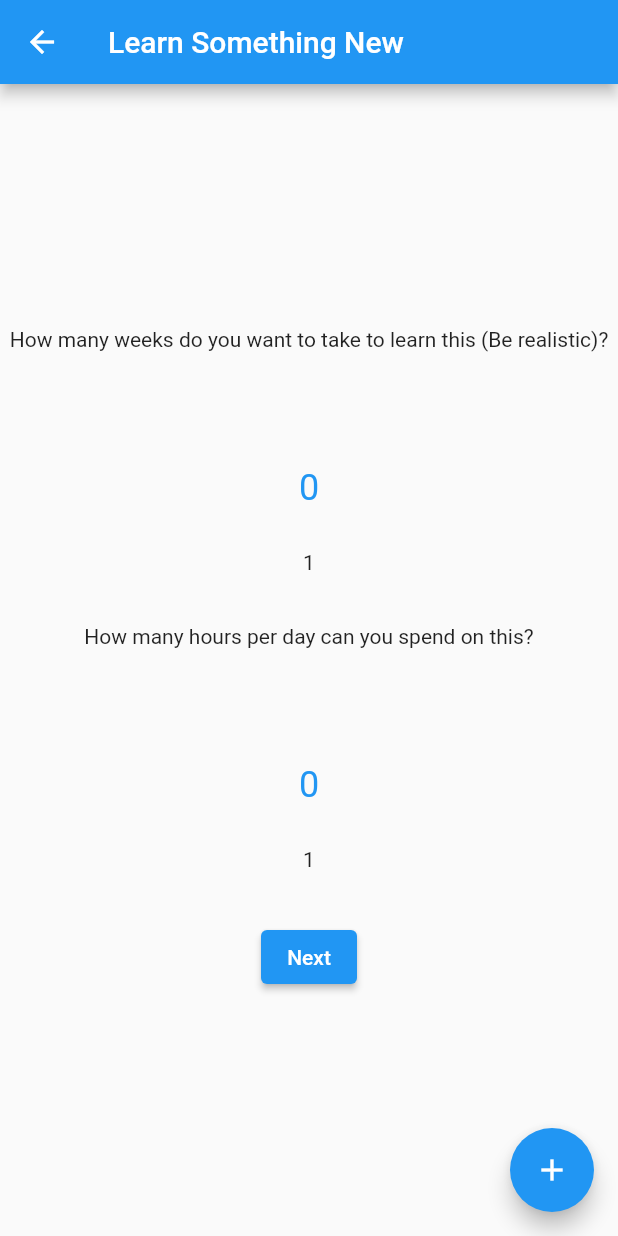
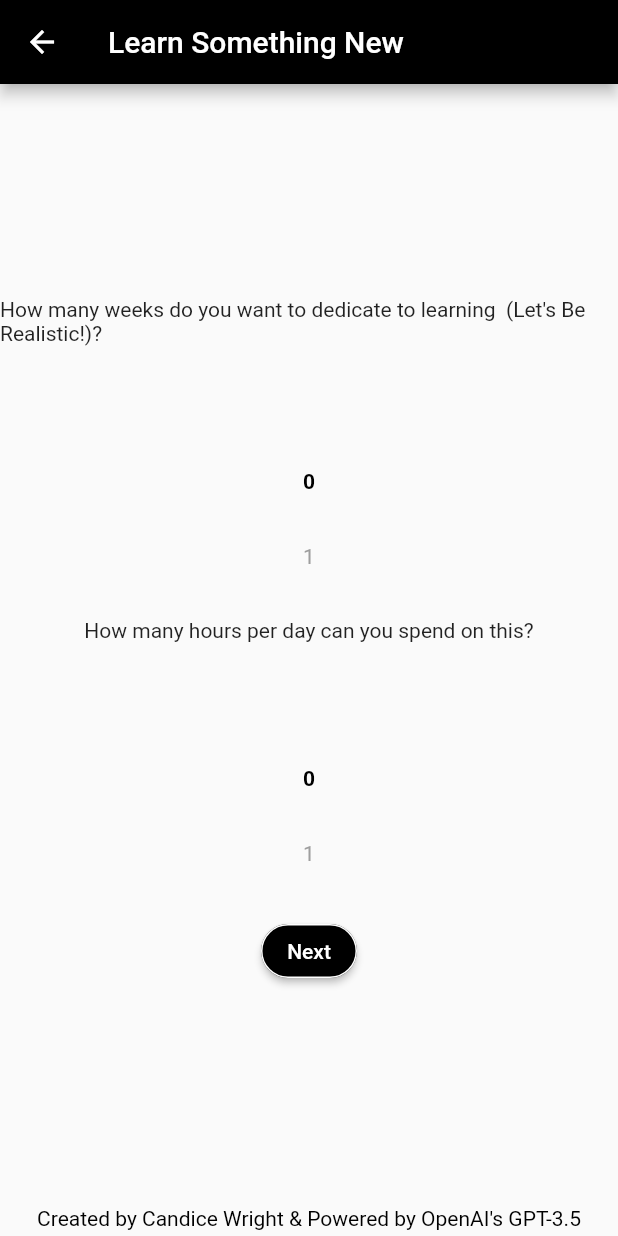
Before and after one commit to CandiceWright/LearningPlans_GPT, a Flutter app: the screen it shows after launch, after a tap on "Next", on a phone screen of 412 x 824 dp. Run offline on Flutter 3.47's test engine with Material 2 defaults, Android fonts, the phone set to English and light mode, and no system bars; drawn by our look-alikes of numberpicker; network calls fail.

Commit message:
fixing the page aesthetics

```diff
--- a/learningplans_app/lib/confirmation_page.dart
+++ b/learningplans_app/lib/confirmation_page.dart
@@ -33,6 +33,7 @@ class _ConfirmationPageState extends State<ConfirmationPage> {
         // Here we take the value from the MyHomePage object that was created by
         // the App.build method, and use it to set our appbar title.
         title: Text(widget.title),
+        backgroundColor: Colors.black,
       ),
       body: Center(
         // Center is a layout widget. It takes a single child and positions it
@@ -40,8 +41,12 @@ class _ConfirmationPageState extends State<ConfirmationPage> {
         child: Column(
           mainAxisAlignment: MainAxisAlignment.center,
           children: <Widget>[
-            Text(
+            Padding(
+              padding: EdgeInsets.all(30),
+              child: Text(
                 "Build a weekly study plan to learn ${widget.prompt.topic} in ${widget.prompt.weeks} weeks, studying ${widget.prompt.hoursPerDay} hours per day.",
+                style: TextStyle(fontSize: 20),
+              ),
             ),
             ElevatedButton(
               onPressed: () async {
@@ -55,7 +60,18 @@ class _ConfirmationPageState extends State<ConfirmationPage> {
                       title: widget.title, studyPlan: weeklyStudyPlan),
                 ));
               },
-                child: const Text("Build my learning Plan")),
+              child: const Text("Build my learning Plan"),
+              style: ButtonStyle(
+                  backgroundColor: MaterialStateProperty.all<Color>(
+                      //const Color(0xffd1849e),
+                      Colors.black),
+                  shape: MaterialStateProperty.all<RoundedRectangleBorder>(
+                      RoundedRectangleBorder(
+                          borderRadius: BorderRadius.circular(18.0),
+                          side: const BorderSide(
+                              //color: Color(0xffd1849e),
+                              color: Colors.white)))),
+            ),
           ],
         ),
       ),
--- a/learningplans_app/lib/main.dart
+++ b/learningplans_app/lib/main.dart
@@ -76,7 +76,9 @@ class _MyHomePageState extends State<MyHomePage> {
       appBar: AppBar(
         // Here we take the value from the MyHomePage object that was created by
         // the App.build method, and use it to set our appbar title.
-        title: Text(widget.title),
+        //title: Text(widget.title),
+        backgroundColor: Colors.transparent,
+        elevation: 0,
       ),
       body: Center(
         // Center is a layout widget. It takes a single child and positions it
@@ -98,21 +100,34 @@ class _MyHomePageState extends State<MyHomePage> {
           // horizontal).
           mainAxisAlignment: MainAxisAlignment.center,
           children: <Widget>[
+            const Padding(
+              padding: EdgeInsets.all(40),
+              child: Text(
+                "Learn Something New",
+                style: TextStyle(
+                    color: Colors.black,
+                    fontSize: 40,
+                    fontWeight: FontWeight.bold),
+                textAlign: TextAlign.center,
+              ),
+            ),
             const Text(
               "Tell us what you want to learn and we'll tell you how to do it with a comprehensive weekly learning plan.",
             ),
             Padding(
-              padding: const EdgeInsets.symmetric(horizontal: 8, vertical: 16),
+              padding: EdgeInsets.all(50),
               child: TextFormField(
                 controller: topicController,
                 decoration: const InputDecoration(
-                  border: UnderlineInputBorder(),
+                  border: OutlineInputBorder(),
                   labelText:
-                      'I want to get really good at...(coding interviews, crocheting, data analytics, cooking, etc.)',
+                      'I want to get really good at...coding, crocheting, data analytics, cooking, etc.',
                 ),
               ),
             ),
-            ElevatedButton(
+            Padding(
+              padding: EdgeInsets.all(5),
+              child: ElevatedButton(
                 onPressed: () {
                   LearningPrompt learningPrompt =
                       LearningPrompt(topic: topicController.text);
@@ -121,15 +136,32 @@ class _MyHomePageState extends State<MyHomePage> {
                         title: widget.title, prompt: learningPrompt),
                   ));
                 },
-                child: const Text("Next")),
+                child: const Text("Next"),
+                style: ButtonStyle(
+                    backgroundColor: MaterialStateProperty.all<Color>(
+                        //const Color(0xffd1849e),
+                        Colors.black),
+                    shape: MaterialStateProperty.all<RoundedRectangleBorder>(
+                        RoundedRectangleBorder(
+                            borderRadius: BorderRadius.circular(18.0),
+                            side: const BorderSide(
+                                //color: Color(0xffd1849e),
+                                color: Colors.white)))),
+              ),
+            )
           ],
         ),
       ),
-      floatingActionButton: FloatingActionButton(
-        onPressed: _incrementCounter,
-        tooltip: 'Increment',
-        child: const Icon(Icons.add),
-      ), // This trailing comma makes auto-formatting nicer for build methods.
+      bottomNavigationBar: const Padding(
+        padding: EdgeInsets.all(4),
+        child: Text(
+          "Created by Candice Wright & Powered by OpenAI's GPT-3.5",
+          style: TextStyle(
+            color: Colors.black,
+          ),
+          textAlign: TextAlign.center,
+        ),
+      ),
     );
   }
 }
--- a/learningplans_app/lib/time_selection_page.dart
+++ b/learningplans_app/lib/time_selection_page.dart
@@ -50,6 +50,7 @@ class _TimeSelectionPageState extends State<TimeSelectionPage> {
         // Here we take the value from the MyHomePage object that was created by
         // the App.build method, and use it to set our appbar title.
         title: Text(widget.title),
+        backgroundColor: Colors.black,
       ),
       body: Center(
         // Center is a layout widget. It takes a single child and positions it
@@ -57,14 +58,17 @@ class _TimeSelectionPageState extends State<TimeSelectionPage> {
         child: Column(
           mainAxisAlignment: MainAxisAlignment.center,
           children: <Widget>[
-            const Text(
-              "How many weeks do you want to take to learn this (Be realistic)?",
+            Text(
+              "How many weeks do you want to dedicate to learning ${widget.prompt.topic} (Let's Be Realistic!)?",
             ),
             Padding(
               padding: const EdgeInsets.symmetric(horizontal: 8, vertical: 16),
               child: StatefulBuilder(
                 builder: (context4, setState) {
                   return NumberPicker(
+                    textStyle: const TextStyle(color: Colors.grey),
+                    selectedTextStyle: const TextStyle(
+                        color: Colors.black, fontWeight: FontWeight.bold),
                     value: weeks,
                     minValue: 0,
                     maxValue: 100,
@@ -81,9 +85,12 @@ class _TimeSelectionPageState extends State<TimeSelectionPage> {
               child: StatefulBuilder(
                 builder: (context4, setState) {
                   return NumberPicker(
+                    textStyle: const TextStyle(color: Colors.grey),
+                    selectedTextStyle: const TextStyle(
+                        color: Colors.black, fontWeight: FontWeight.bold),
                     value: hoursPerDay,
                     minValue: 0,
-                    maxValue: 100,
+                    maxValue: 24,
                     onChanged: (value) => setState(() => hoursPerDay = value),
                   );
                 },
@@ -99,15 +106,32 @@ class _TimeSelectionPageState extends State<TimeSelectionPage> {
                       title: widget.title, prompt: widget.prompt),
                 ));
               },
-                child: const Text("Next")),
+              child: const Text("Next"),
+              style: ButtonStyle(
+                  backgroundColor: MaterialStateProperty.all<Color>(
+                      //const Color(0xffd1849e),
+                      Colors.black),
+                  shape: MaterialStateProperty.all<RoundedRectangleBorder>(
+                      RoundedRectangleBorder(
+                          borderRadius: BorderRadius.circular(18.0),
+                          side: const BorderSide(
+                              //color: Color(0xffd1849e),
+                              color: Colors.white)))),
+            ),
           ],
         ),
       ),
-      floatingActionButton: FloatingActionButton(
-        onPressed: _incrementCounter,
-        tooltip: 'Increment',
-        child: const Icon(Icons.add),
-      ), // This trailing comma makes auto-formatting nicer for build methods.
+      bottomNavigationBar: const Padding(
+        padding: EdgeInsets.all(4),
+        child: Text(
+          "Created by Candice Wright & Powered by OpenAI's GPT-3.5",
+          style: TextStyle(
+            color: Colors.black,
+          ),
+          textAlign: TextAlign.center,
+        ),
+      ),
+      // This trailing comma makes auto-formatting nicer for build methods.
     );
   }
 }
```
Also changed, not shown: 1 other file. Lines whose indentation alone changed are shown as unchanged.
